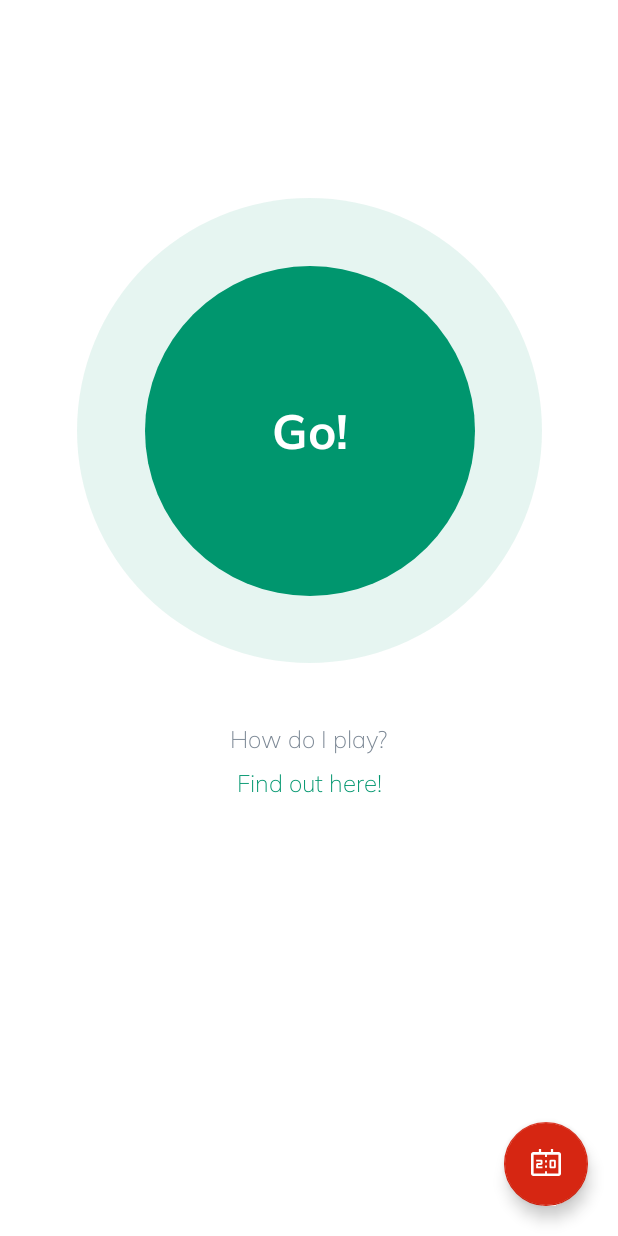
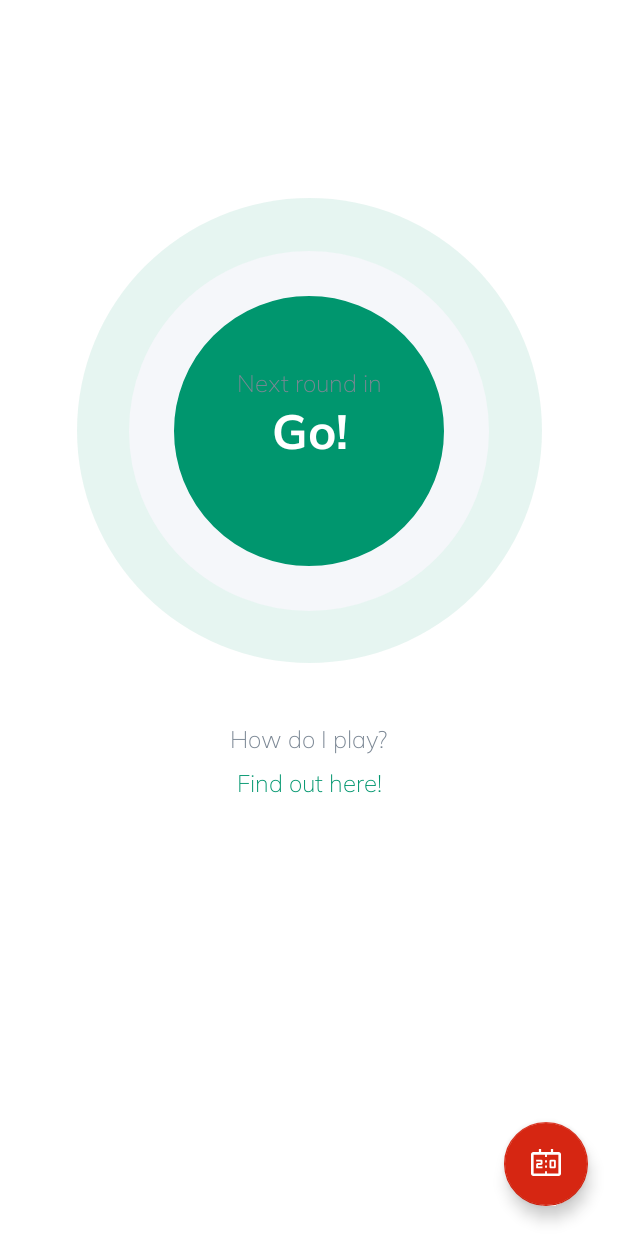
Before and after one commit to Michona/Brivia, an Android app: the layout fragment_home.xml on its own in the app's theme, with its tools: preview values and no code run, on a phone screen of 412 x 824 dp. Run offline under Robolectric (Android 15) with nearby library versions, the phone set to English and light mode, and no system bars.

Commit message:
ADds CountdownHelper and timer.

```diff
--- a/app/src/main/res/layout/fragment_home.xml
+++ b/app/src/main/res/layout/fragment_home.xml
@@ -51,6 +51,36 @@
             app:layout_constraintRight_toRightOf="@id/vOvalBg"
             app:layout_constraintTop_toTopOf="@id/vOvalBg" />
 
+        <com.google.android.material.progressindicator.CircularProgressIndicator
+            android:id="@+id/vIndicator"
+            style="@style/Brivia.ProgressBar"
+            android:layout_width="wrap_content"
+            android:layout_height="wrap_content"
+            app:layout_constraintBottom_toBottomOf="@id/vOvalBg"
+            app:layout_constraintLeft_toLeftOf="parent"
+            app:layout_constraintRight_toRightOf="parent"
+            app:layout_constraintTop_toTopOf="@id/vOvalBg" />
+
+        <TextView
+            android:id="@+id/vGoRemainingTimer"
+            style="@style/Brivia.Font.H1.Bold"
+            android:layout_width="wrap_content"
+            android:layout_height="wrap_content"
+            app:layout_constraintBottom_toBottomOf="@id/vOvalBg"
+            app:layout_constraintLeft_toLeftOf="@id/vOvalBg"
+            app:layout_constraintRight_toRightOf="@id/vOvalBg"
+            app:layout_constraintTop_toTopOf="@id/vOvalBg" />
+
+        <TextView
+            android:id="@+id/vGoRemainingDescrr"
+            style="@style/Brivia.Font.Label"
+            android:layout_width="wrap_content"
+            android:layout_height="wrap_content"
+            android:text="@string/until_next"
+            app:layout_constraintBottom_toTopOf="@id/vGoRemainingTimer"
+            app:layout_constraintLeft_toLeftOf="@id/vOvalBg"
+            app:layout_constraintRight_toRightOf="@id/vOvalBg" />
+
         <TextView
             android:id="@+id/vTextHow"
             style="@style/Brivia.Font.Label"
--- a/app/src/main/res/values/colors.xml
+++ b/app/src/main/res/values/colors.xml
@@ -2,6 +2,7 @@
 <resources>
     <color name="green">#00966E</color>
     <color name="grey">#7B8794</color>
+    <color name="grey_10">#F5F7FA</color>
     <color name="black">#323F4B</color>
     <color name="white">#FFFFFFFF</color>
     <color name="red">#D62612</color>
--- a/app/src/main/res/values/strings.xml
+++ b/app/src/main/res/values/strings.xml
@@ -7,5 +7,6 @@
     <string name="go">Go!</string>
     <string name="how">How do I play?</string>
     <string name="find_out">Find out here!</string>
+    <string name="until_next">Next round in</string>
 
 </resources>
--- a/app/src/main/res/values/styles.xml
+++ b/app/src/main/res/values/styles.xml
@@ -28,4 +28,12 @@
         <item name="cornerRadius">15dp</item>
     </style>
 
+    <style name="Brivia.ProgressBar" parent="Widget.MaterialComponents.CircularProgressIndicator.Medium">
+        <item name="trackThickness">30dp</item>
+        <item name="maxHeight">200dp</item>
+        <item name="indicatorSize">240dp</item>
+        <item name="trackColor">@color/grey_10</item>
+        <item name="minWidth">200dp</item>
+    </style>
+
 </resources>
```
Also changed, not shown: app/src/main/java/com/uni/brivia/domain/CountdownHelper.java (added, +65 -0 lines), app/src/main/java/com/uni/brivia/domain/GameRepository.java (added, +12 -0 lines), app/src/main/java/com/uni/brivia/view/HomeFragment.java (+53 -1 lines), app/src/main/java/com/uni/brivia/viewmodels/HomeViewModel.java (+19 -1 lines).
